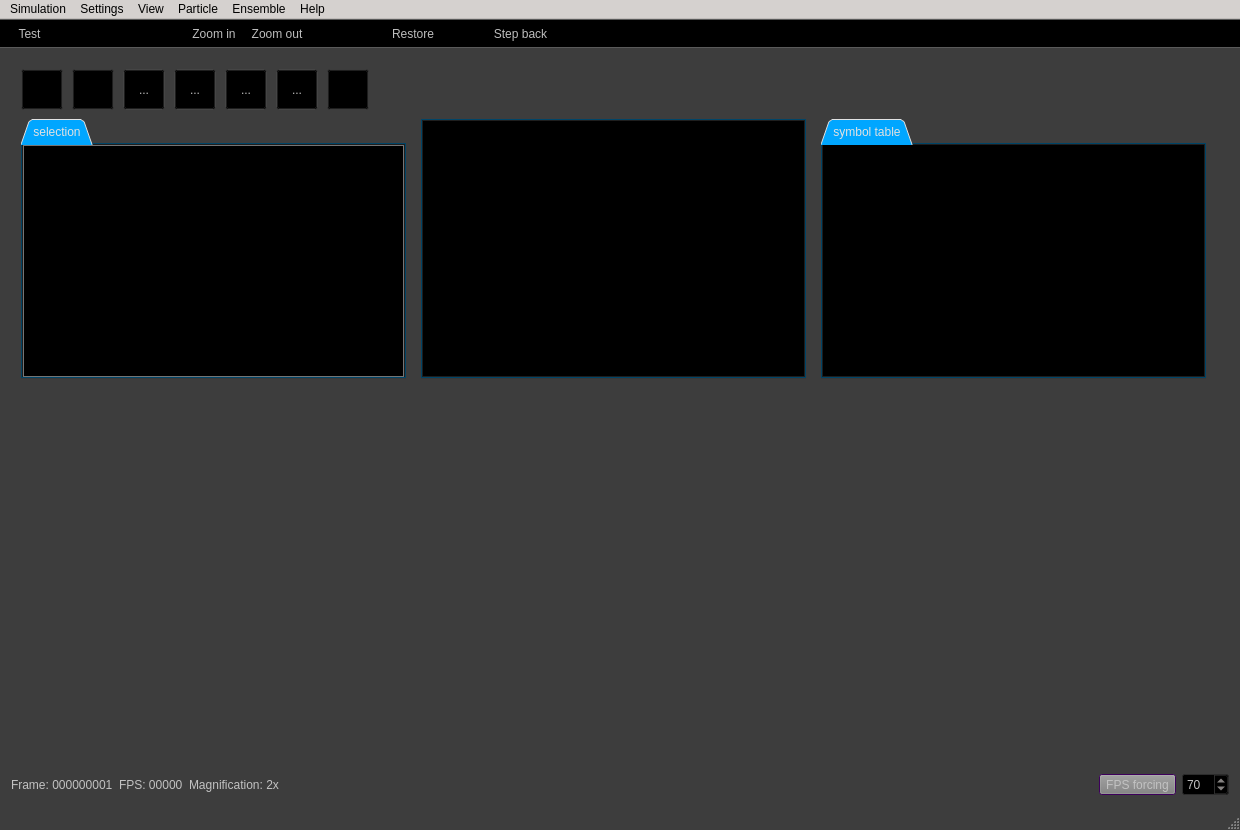
Old version of the form source/Gui/MainWindow.ui in the repository chrxh/alien.
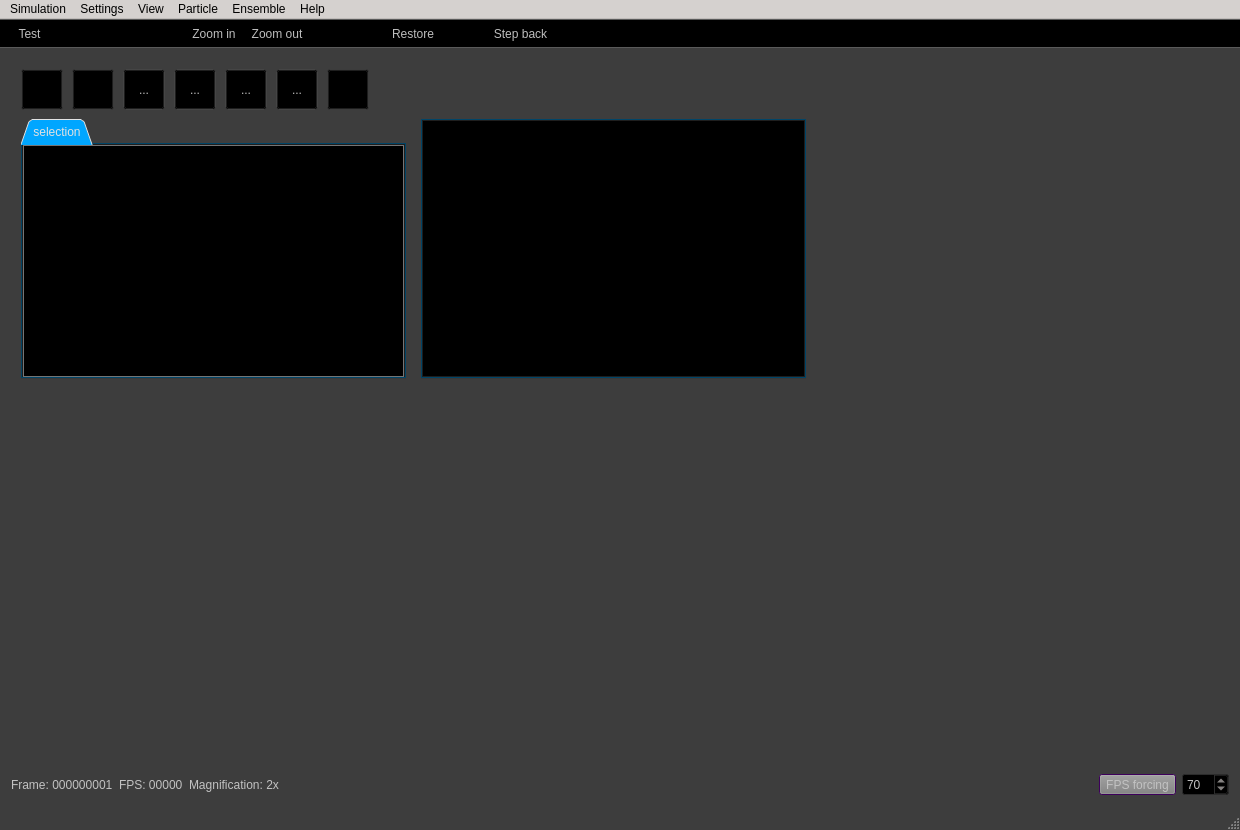
New version of the form. Icons and pictures are not drawn. Custom widgets are drawn as their Qt base class.

Commit message: establishing symbol tab widget and tab

Diff of the .ui file:
```diff
--- a/source/Gui/MainWindow.ui
+++ b/source/Gui/MainWindow.ui
@@ -670,312 +670,6 @@
         <number>-1</number>
        </property>
       </widget>
-      <widget class="QTabWidget" name="tabSymbolsWidget">
-       <property name="geometry">
-        <rect>
-         <x>810</x>
-         <y>60</y>
-         <width>385</width>
-         <height>260</height>
-        </rect>
-       </property>
-       <property name="minimumSize">
-        <size>
-         <width>385</width>
-         <height>260</height>
-        </size>
-       </property>
-       <property name="maximumSize">
-        <size>
-         <width>385</width>
-         <height>260</height>
-        </size>
-       </property>
-       <property name="palette">
-        <palette>
-         <active>
-          <colorrole role="WindowText">
-           <brush brushstyle="SolidPattern">
-            <color alpha="255">
-             <red>225</red>
-             <green>225</green>
-             <blue>225</blue>
-            </color>
-           </brush>
-          </colorrole>
-          <colorrole role="Button">
-           <brush brushstyle="SolidPattern">
-            <color alpha="255">
-             <red>0</red>
-             <green>0</green>
-             <blue>0</blue>
-            </color>
-           </brush>
-          </colorrole>
-          <colorrole role="Dark">
-           <brush brushstyle="SolidPattern">
-            <color alpha="255">
-             <red>204</red>
-             <green>202</green>
-             <blue>199</blue>
-            </color>
-           </brush>
-          </colorrole>
-          <colorrole role="Mid">
-           <brush brushstyle="SolidPattern">
-            <color alpha="255">
-             <red>230</red>
-             <green>230</green>
-             <blue>230</blue>
-            </color>
-           </brush>
-          </colorrole>
-          <colorrole role="Text">
-           <brush brushstyle="SolidPattern">
-            <color alpha="255">
-             <red>255</red>
-             <green>255</green>
-             <blue>255</blue>
-            </color>
-           </brush>
-          </colorrole>
-          <colorrole role="ButtonText">
-           <brush brushstyle="SolidPattern">
-            <color alpha="255">
-             <red>125</red>
-             <green>125</green>
-             <blue>125</blue>
-            </color>
-           </brush>
-          </colorrole>
-          <colorrole role="Base">
-           <brush brushstyle="SolidPattern">
-            <color alpha="255">
-             <red>0</red>
-             <green>166</green>
-             <blue>255</blue>
-            </color>
-           </brush>
-          </colorrole>
-          <colorrole role="Window">
-           <brush brushstyle="SolidPattern">
-            <color alpha="255">
-             <red>0</red>
-             <green>97</green>
-             <blue>145</blue>
-            </color>
-           </brush>
-          </colorrole>
-          <colorrole role="Shadow">
-           <brush brushstyle="SolidPattern">
-            <color alpha="255">
-             <red>185</red>
-             <green>182</green>
-             <blue>179</blue>
-            </color>
-           </brush>
-          </colorrole>
-         </active>
-         <inactive>
-          <colorrole role="WindowText">
-           <brush brushstyle="SolidPattern">
-            <color alpha="255">
-             <red>225</red>
-             <green>225</green>
-             <blue>225</blue>
-            </color>
-           </brush>
-          </colorrole>
-          <colorrole role="Button">
-           <brush brushstyle="SolidPattern">
-            <color alpha="255">
-             <red>0</red>
-             <green>0</green>
-             <blue>0</blue>
-            </color>
-           </brush>
-          </colorrole>
-          <colorrole role="Dark">
-           <brush brushstyle="SolidPattern">
-            <color alpha="255">
-             <red>204</red>
-             <green>202</green>
-             <blue>199</blue>
-            </color>
-           </brush>
-          </colorrole>
-          <colorrole role="Mid">
-           <brush brushstyle="SolidPattern">
-            <color alpha="255">
-             <red>230</red>
-             <green>230</green>
-             <blue>230</blue>
-            </color>
-           </brush>
-          </colorrole>
-          <colorrole role="Text">
-           <brush brushstyle="SolidPattern">
-            <color alpha="255">
-             <red>255</red>
-             <green>255</green>
-             <blue>255</blue>
-            </color>
-           </brush>
-          </colorrole>
-          <colorrole role="ButtonText">
-           <brush brushstyle="SolidPattern">
-            <color alpha="255">
-             <red>125</red>
-             <green>125</green>
-             <blue>125</blue>
-            </color>
-           </brush>
-          </colorrole>
-          <colorrole role="Base">
-           <brush brushstyle="SolidPattern">
-            <color alpha="255">
-             <red>0</red>
-             <green>166</green>
-             <blue>255</blue>
-            </color>
-           </brush>
-          </colorrole>
-          <colorrole role="Window">
-           <brush brushstyle="SolidPattern">
-            <color alpha="255">
-             <red>0</red>
-             <green>97</green>
-             <blue>145</blue>
-            </color>
-           </brush>
-          </colorrole>
-          <colorrole role="Shadow">
-           <brush brushstyle="SolidPattern">
-            <color alpha="255">
-             <red>185</red>
-             <green>182</green>
-             <blue>179</blue>
-            </color>
-           </brush>
-          </colorrole>
-         </inactive>
-         <disabled>
-          <colorrole role="WindowText">
-           <brush brushstyle="SolidPattern">
-            <color alpha="255">
-             <red>204</red>
-             <green>202</green>
-             <blue>199</blue>
-            </color>
-           </brush>
-          </colorrole>
-          <colorrole role="Button">
-           <brush brushstyle="SolidPattern">
-            <color alpha="255">
-             <red>0</red>
-             <green>0</green>
-             <blue>0</blue>
-            </color>
-           </brush>
-          </colorrole>
-          <colorrole role="Dark">
-           <brush brushstyle="SolidPattern">
-            <color alpha="255">
-             <red>204</red>
-             <green>202</green>
-             <blue>199</blue>
-            </color>
-           </brush>
-          </colorrole>
-          <colorrole role="Mid">
-           <brush brushstyle="SolidPattern">
-            <color alpha="255">
-             <red>230</red>
-             <green>230</green>
-             <blue>230</blue>
-            </color>
-           </brush>
-          </colorrole>
-          <colorrole role="Text">
-           <brush brushstyle="SolidPattern">
-            <color alpha="255">
-             <red>204</red>
-             <green>202</green>
-             <blue>199</blue>
-            </color>
-           </brush>
-          </colorrole>
-          <colorrole role="ButtonText">
-           <brush brushstyle="SolidPattern">
-            <color alpha="255">
-             <red>204</red>
-             <green>202</green>
-             <blue>199</blue>
-            </color>
-           </brush>
-          </colorrole>
-          <colorrole role="Base">
-           <brush brushstyle="SolidPattern">
-            <color alpha="255">
-             <red>0</red>
-             <green>97</green>
-             <blue>145</blue>
-            </color>
-           </brush>
-          </colorrole>
-          <colorrole role="Window">
-           <brush brushstyle="SolidPattern">
-            <color alpha="255">
-             <red>0</red>
-             <green>97</green>
-             <blue>145</blue>
-            </color>
-           </brush>
-          </colorrole>
-          <colorrole role="Shadow">
-           <brush brushstyle="SolidPattern">
-            <color alpha="255">
-             <red>185</red>
-             <green>182</green>
-             <blue>179</blue>
-            </color>
-           </brush>
-          </colorrole>
-         </disabled>
-        </palette>
-       </property>
-       <property name="tabShape">
-        <enum>QTabWidget::Triangular</enum>
-       </property>
-       <property name="currentIndex">
-        <number>0</number>
-       </property>
-       <widget class="QWidget" name="tab_72">
-        <attribute name="title">
-         <string>symbol table</string>
-        </attribute>
-        <layout class="QVBoxLayout" name="verticalLayout_6">
-         <property name="spacing">
-          <number>0</number>
-         </property>
-         <property name="leftMargin">
-          <number>0</number>
-         </property>
-         <property name="topMargin">
-          <number>0</number>
-         </property>
-         <property name="rightMargin">
-          <number>0</number>
-         </property>
-         <property name="bottomMargin">
-          <number>0</number>
-         </property>
-         <item>
-          <widget class="SymbolEdit" name="symbolEdit2" native="true"/>
-         </item>
-        </layout>
-       </widget>
-      </widget>
       <widget class="QToolButton" name="requestCellButton2">
        <property name="geometry">
         <rect>
@@ -3001,11 +2695,6 @@
    <extends>QWidget</extends>
    <header>gui/visualeditor/visualeditor.h</header>
   </customwidget>
-  <customwidget>
-   <class>SymbolEdit</class>
-   <extends>QWidget</extends>
-   <header>gui/texteditor/symboledit.h</header>
-  </customwidget>
  </customwidgets>
  <resources>
   <include location="resources/ressources.qrc"/>
```
The commit also changes 21 other files.
